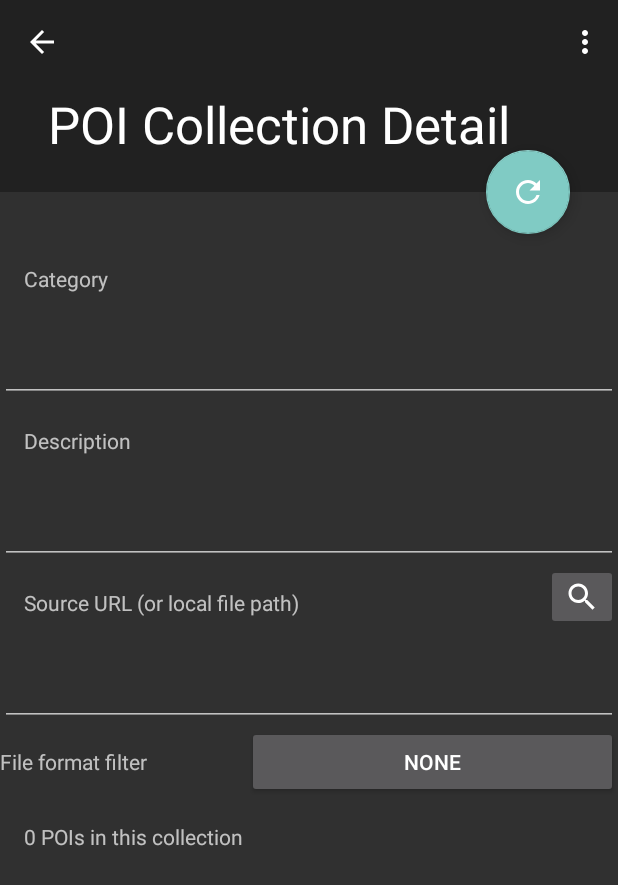
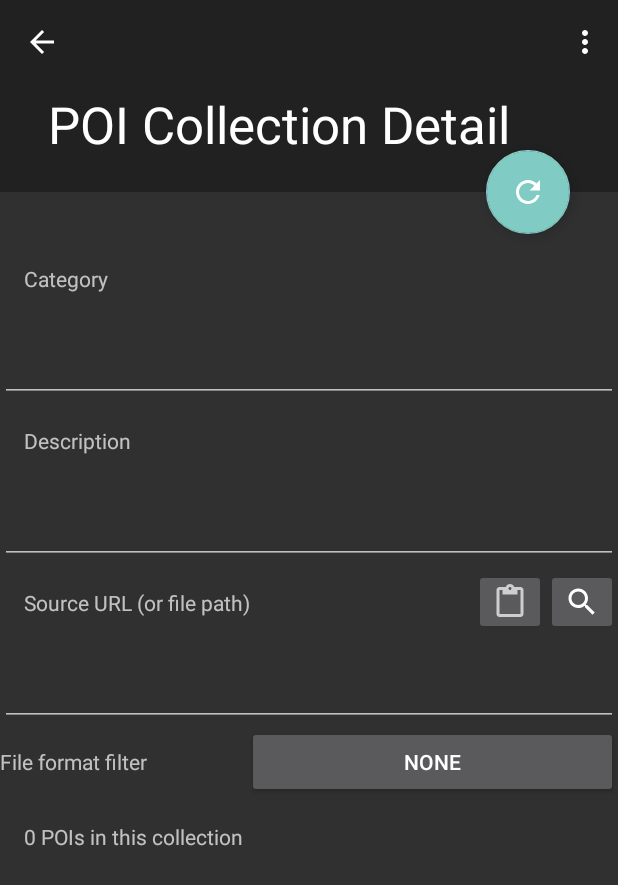
Before and after one commit to fvasco/pinpoi, an Android app: the PlacemarkCollectionDetailActivity screen opened directly, with no data from a screen before it, on a phone screen of 412 x 824 dp. Shown: the top 885 px of the screen. Run offline under Robolectric (Android 15) with nearby library versions, the phone set to English and light mode, and no system bars; 1 statement that could not run was skipped.

Commit message:
Add "paste" button on collection's source address

```diff
--- a/app/src/main/java/io/github/fvasco/pinpoi/PlacemarkCollectionDetailActivity.kt
+++ b/app/src/main/java/io/github/fvasco/pinpoi/PlacemarkCollectionDetailActivity.kt
@@ -111,6 +111,12 @@ class PlacemarkCollectionDetailActivity : AppCompatActivity() {
         }
     }
 
+    fun pasteUrl(view: View?) {
+        fragment?.let { fragment ->
+            fragment.pasteUrl(view)
+        }
+    }
+
     /**
      * Update placemark collection
      *
--- a/app/src/main/java/io/github/fvasco/pinpoi/PlacemarkCollectionListActivity.kt
+++ b/app/src/main/java/io/github/fvasco/pinpoi/PlacemarkCollectionListActivity.kt
@@ -180,6 +180,12 @@ class PlacemarkCollectionListActivity : AppCompatActivity() {
         }
     }
 
+    fun pasteUrl(view: View?) {
+        fragment?.let { fragment ->
+            fragment.pasteUrl(view)
+        }
+    }
+
     fun updatePlacemarkCollection() {
         fragment?.let { fragment ->
             val permission = fragment.requiredPermissionToUpdatePlacemarkCollection
--- a/app/src/main/res/layout/placemarkcollection_detail.xml
+++ b/app/src/main/res/layout/placemarkcollection_detail.xml
@@ -56,15 +56,26 @@
                 android:padding="@dimen/text_margin"
                 android:text="@string/source"/>
 
+        <LinearLayout
+                android:orientation="horizontal"
+                android:layout_width="wrap_content"
+                android:layout_height="wrap_content" android:layout_centerVertical="true"
+                android:layout_alignParentRight="true" android:layout_alignParentEnd="true">
+            <ImageButton
+                    android:id="@+id/pasteButton"
+                    android:layout_width="wrap_content"
+                    android:layout_height="wrap_content"
+                    android:contentDescription="Paste file"
+                    app:srcCompat="?android:attr/actionModePasteDrawable"
+                    android:onClick="pasteUrl"/>
             <ImageButton
                     android:id="@+id/browseButton"
                     android:layout_width="wrap_content"
                     android:layout_height="wrap_content"
-                android:layout_alignParentEnd="false"
-                android:layout_alignParentRight="true"
                     android:contentDescription="Browse file"
                     app:srcCompat="@drawable/ic_search_white"
                     android:onClick="openFileChooser"/>
+        </LinearLayout>
     </RelativeLayout>
 
     <EditText
--- a/app/src/main/res/values/strings.xml
+++ b/app/src/main/res/values/strings.xml
@@ -11,7 +11,7 @@
     <string name="title_placemarkcollection_list">POI Collections</string>
     <string name="title_placemarkcollection_detail">POI Collection Detail</string>
     <string name="category">Category</string>
-    <string name="source">Source URL (or local file path)</string>
+    <string name="source">Source URL (or file path)</string>
     <string name="description">Description</string>
     <string name="update">Update %1$s</string>
     <string name="update_collection_success">Update success %1$s, %2$,d POIs imported (%3$s)</string>
```
Also changed, not shown: app/src/main/java/io/github/fvasco/pinpoi/PlacemarkCollectionDetailFragment.kt (+13 -0 lines), 6 other files. Lines whose indentation alone changed are shown as unchanged.
